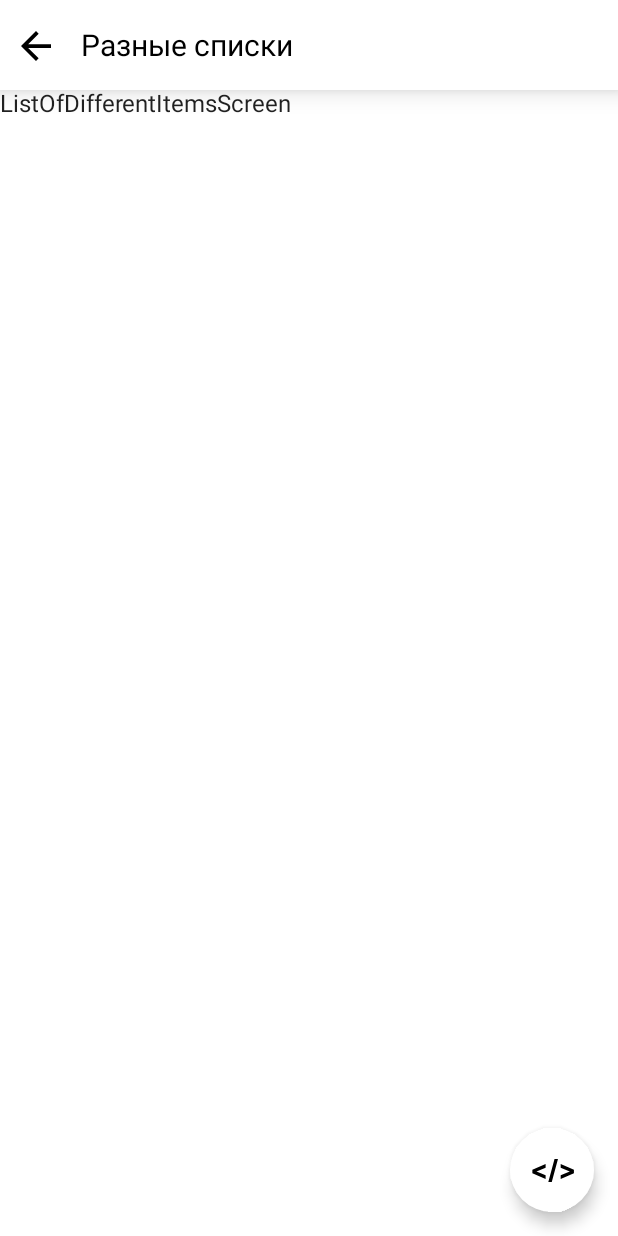
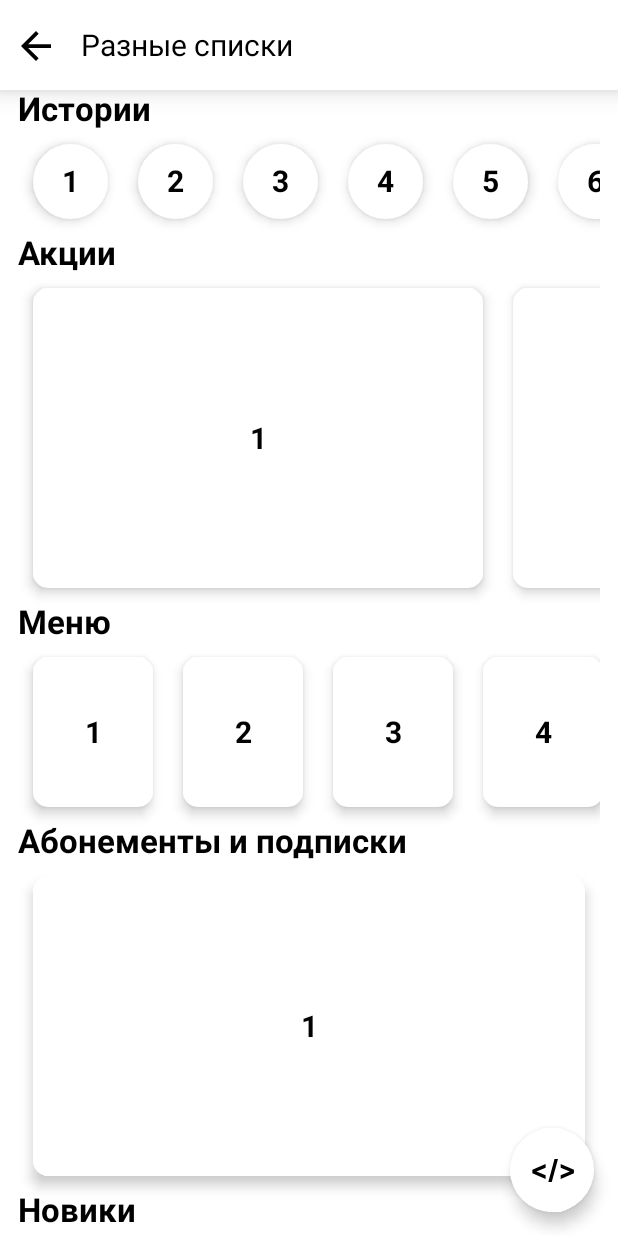
Before and after one commit to Nickitor/XMLComposeMastersWork, an Android app built with Jetpack Compose: the ComposeActivity screen opened directly, with no data from a screen before it, after a tap on "02", on a phone screen of 412 x 824 dp. Run offline under Robolectric (Android 15) with nearby library versions, the phone set to English and light mode, and no system bars; our stand-ins replace livedata-compose; Roboto replaces fonts that are not available here.

Commit message:
Добавлен экран с разными списками на Compose

```diff
--- a/app/src/main/java/com/example/xmlcomposemasterswork/compose/presentation/screen/ListOfDifferentItemsScreen.kt
+++ b/app/src/main/java/com/example/xmlcomposemasterswork/compose/presentation/screen/ListOfDifferentItemsScreen.kt
@@ -1,14 +1,34 @@
 package com.example.xmlcomposemasterswork.compose.presentation.screen
 
 import android.annotation.SuppressLint
+import androidx.compose.foundation.layout.Box
 import androidx.compose.foundation.layout.fillMaxSize
+import androidx.compose.foundation.layout.padding
+import androidx.compose.foundation.lazy.LazyColumn
+import androidx.compose.foundation.lazy.LazyRow
+import androidx.compose.foundation.lazy.items
 import androidx.compose.material.Scaffold
 import androidx.compose.material.Text
 import androidx.compose.runtime.Composable
 import androidx.compose.ui.Modifier
+import androidx.compose.ui.graphics.Color
+import androidx.compose.ui.res.stringResource
+import androidx.compose.ui.text.font.FontWeight
+import androidx.compose.ui.tooling.preview.Preview
+import androidx.compose.ui.unit.dp
+import androidx.compose.ui.unit.sp
+import com.example.xmlcomposemasterswork.R
 import com.example.xmlcomposemasterswork.compose.presentation.view.ActionBar
+import com.example.xmlcomposemasterswork.compose.presentation.view.BannerView
+import com.example.xmlcomposemasterswork.compose.presentation.view.MenuView
+import com.example.xmlcomposemasterswork.compose.presentation.view.NoveltyView
+import com.example.xmlcomposemasterswork.compose.presentation.view.StoryView
+import com.example.xmlcomposemasterswork.compose.presentation.view.SubscriptionView
+import com.example.xmlcomposemasterswork.data.source.BannersSource
+import com.example.xmlcomposemasterswork.data.source.StorySource
 
 @SuppressLint("UnusedMaterialScaffoldPaddingParameter")
+@Preview
 @Composable
 fun ListOfDifferentItemsScreen(
     title: String = "",
@@ -25,6 +45,92 @@ fun ListOfDifferentItemsScreen(
             )
         }
     ) {
-        Text(text = "ListOfDifferentItemsScreen")
+        LazyColumn(
+            modifier = Modifier
+                .padding(
+                    horizontal = 12.dp
+                )
+        ) {
+            item {
+                Text(
+                    text = stringResource(id = R.string.stories),
+                    fontWeight = FontWeight.Bold,
+                    fontSize = 22.sp,
+                    color = Color.Black
+                )
+            }
+            item {
+                LazyRow {
+                    items(StorySource.getList()) { item ->
+                        StoryView(item.number)
+                    }
+                }
+            }
+            item {
+                Text(
+                    text = stringResource(id = R.string.banners),
+                    fontWeight = FontWeight.Bold,
+                    fontSize = 22.sp,
+                    color = Color.Black
+                )
+            }
+            item {
+                LazyRow {
+                    items(BannersSource.getList()) { item ->
+                        BannerView(item.number)
+                    }
+                }
+            }
+            item {
+                Text(
+                    text = stringResource(id = R.string.menu),
+                    fontWeight = FontWeight.Bold,
+                    fontSize = 22.sp,
+                    color = Color.Black
+                )
+            }
+            item {
+                LazyRow {
+                    items(BannersSource.getList()) { item ->
+                        MenuView(item.number)
+                    }
+                }
+            }
+            item {
+                Text(
+                    text = stringResource(id = R.string.subscriptions),
+                    fontWeight = FontWeight.Bold,
+                    fontSize = 22.sp,
+                    color = Color.Black
+                )
+            }
+            item {
+                LazyRow {
+                    items(BannersSource.getList()) { item ->
+                        Box(
+                            modifier = Modifier
+                                .fillParentMaxWidth()
+                        ) {
+                            SubscriptionView(item.number)
+                        }
+                    }
+                }
+            }
+            item {
+                Text(
+                    text = stringResource(id = R.string.novelties),
+                    fontWeight = FontWeight.Bold,
+                    fontSize = 22.sp,
+                    color = Color.Black
+                )
+            }
+            item {
+                LazyRow {
+                    items(BannersSource.getList()) { item ->
+                        NoveltyView(item.number)
+                    }
+                }
+            }
+        }
     }
 }
--- /dev/null
+++ b/app/src/main/java/com/example/xmlcomposemasterswork/compose/presentation/view/BannerView.kt
@@ -0,0 +1,45 @@
+package com.example.xmlcomposemasterswork.compose.presentation.view
+
+import androidx.compose.foundation.layout.padding
+import androidx.compose.foundation.layout.size
+import androidx.compose.foundation.layout.wrapContentHeight
+import androidx.compose.foundation.shape.RoundedCornerShape
+import androidx.compose.material.Card
+import androidx.compose.material.Text
+import androidx.compose.runtime.Composable
+import androidx.compose.ui.Modifier
+import androidx.compose.ui.graphics.Color
+import androidx.compose.ui.text.font.FontWeight
+import androidx.compose.ui.text.style.TextAlign
+import androidx.compose.ui.tooling.preview.Preview
+import androidx.compose.ui.unit.dp
+import androidx.compose.ui.unit.sp
+
+@Preview
+@Composable
+fun BannerView(
+    text: String = "01"
+) {
+    Card(
+        modifier = Modifier
+            .size(
+                width = 320.dp,
+                height = 220.dp
+            )
+            .padding(
+                10.dp
+            ),
+        elevation = 5.dp,
+        shape = RoundedCornerShape(10.dp),
+    ) {
+        Text(
+            text = text,
+            fontSize = 20.sp,
+            fontWeight = FontWeight.Bold,
+            color = Color.Black,
+            textAlign = TextAlign.Center,
+            modifier = Modifier
+                .wrapContentHeight()
+        )
+    }
+}
--- /dev/null
+++ b/app/src/main/java/com/example/xmlcomposemasterswork/compose/presentation/view/MenuView.kt
@@ -0,0 +1,45 @@
+package com.example.xmlcomposemasterswork.compose.presentation.view
+
+import androidx.compose.foundation.layout.padding
+import androidx.compose.foundation.layout.size
+import androidx.compose.foundation.layout.wrapContentHeight
+import androidx.compose.foundation.shape.RoundedCornerShape
+import androidx.compose.material.Card
+import androidx.compose.material.Text
+import androidx.compose.runtime.Composable
+import androidx.compose.ui.Modifier
+import androidx.compose.ui.graphics.Color
+import androidx.compose.ui.text.font.FontWeight
+import androidx.compose.ui.text.style.TextAlign
+import androidx.compose.ui.tooling.preview.Preview
+import androidx.compose.ui.unit.dp
+import androidx.compose.ui.unit.sp
+
+@Preview
+@Composable
+fun MenuView(
+    text: String = "01"
+) {
+    Card(
+        modifier = Modifier
+            .size(
+                width = 100.dp,
+                height = 120.dp
+            )
+            .padding(
+                10.dp
+            ),
+        elevation = 5.dp,
+        shape = RoundedCornerShape(10.dp),
+    ) {
+        Text(
+            text = text,
+            fontSize = 20.sp,
+            fontWeight = FontWeight.Bold,
+            color = Color.Black,
+            textAlign = TextAlign.Center,
+            modifier = Modifier
+                .wrapContentHeight()
+        )
+    }
+}
--- /dev/null
+++ b/app/src/main/java/com/example/xmlcomposemasterswork/compose/presentation/view/NoveltyView.kt
@@ -0,0 +1,45 @@
+package com.example.xmlcomposemasterswork.compose.presentation.view
+
+import androidx.compose.foundation.layout.padding
+import androidx.compose.foundation.layout.size
+import androidx.compose.foundation.layout.wrapContentHeight
+import androidx.compose.foundation.shape.RoundedCornerShape
+import androidx.compose.material.Card
+import androidx.compose.material.Text
+import androidx.compose.runtime.Composable
+import androidx.compose.ui.Modifier
+import androidx.compose.ui.graphics.Color
+import androidx.compose.ui.text.font.FontWeight
+import androidx.compose.ui.text.style.TextAlign
+import androidx.compose.ui.tooling.preview.Preview
+import androidx.compose.ui.unit.dp
+import androidx.compose.ui.unit.sp
+
+@Preview
+@Composable
+fun NoveltyView(
+    text: String = "01"
+) {
+    Card(
+        modifier = Modifier
+            .size(
+                width = 170.dp,
+                height = 220.dp
+            )
+            .padding(
+                10.dp
+            ),
+        elevation = 5.dp,
+        shape = RoundedCornerShape(10.dp),
+    ) {
+        Text(
+            text = text,
+            fontSize = 20.sp,
+            fontWeight = FontWeight.Bold,
+            color = Color.Black,
+            textAlign = TextAlign.Center,
+            modifier = Modifier
+                .wrapContentHeight()
+        )
+    }
+}
--- /dev/null
+++ b/app/src/main/java/com/example/xmlcomposemasterswork/compose/presentation/view/StoryView.kt
@@ -0,0 +1,44 @@
+package com.example.xmlcomposemasterswork.compose.presentation.view
+
+import androidx.compose.foundation.layout.padding
+import androidx.compose.foundation.layout.size
+import androidx.compose.foundation.layout.wrapContentHeight
+import androidx.compose.foundation.shape.RoundedCornerShape
+import androidx.compose.material.Card
+import androidx.compose.material.Text
+import androidx.compose.runtime.Composable
+import androidx.compose.ui.Modifier
+import androidx.compose.ui.graphics.Color
+import androidx.compose.ui.text.font.FontWeight
+import androidx.compose.ui.text.style.TextAlign
+import androidx.compose.ui.tooling.preview.Preview
+import androidx.compose.ui.unit.dp
+import androidx.compose.ui.unit.sp
+
+@Preview
+@Composable
+fun StoryView(
+    text: String = "01"
+) {
+    Card(
+        modifier = Modifier
+            .size(
+                70.dp
+            )
+            .padding(
+                10.dp
+            ),
+        elevation = 5.dp,
+        shape = RoundedCornerShape(50.dp),
+    ) {
+        Text(
+            text = text,
+            fontSize = 20.sp,
+            fontWeight = FontWeight.Bold,
+            color = Color.Black,
+            textAlign = TextAlign.Center,
+            modifier = Modifier
+                .wrapContentHeight()
+        )
+    }
+}
--- /dev/null
+++ b/app/src/main/java/com/example/xmlcomposemasterswork/compose/presentation/view/SubscriptionView.kt
@@ -0,0 +1,46 @@
+package com.example.xmlcomposemasterswork.compose.presentation.view
+
+import androidx.compose.foundation.layout.fillMaxWidth
+import androidx.compose.foundation.layout.padding
+import androidx.compose.foundation.layout.size
+import androidx.compose.foundation.layout.wrapContentHeight
+import androidx.compose.foundation.shape.RoundedCornerShape
+import androidx.compose.material.Card
+import androidx.compose.material.Text
+import androidx.compose.runtime.Composable
+import androidx.compose.ui.Modifier
+import androidx.compose.ui.graphics.Color
+import androidx.compose.ui.text.font.FontWeight
+import androidx.compose.ui.text.style.TextAlign
+import androidx.compose.ui.tooling.preview.Preview
+import androidx.compose.ui.unit.dp
+import androidx.compose.ui.unit.sp
+
+@Preview
+@Composable
+fun SubscriptionView(
+    text: String = "01"
+) {
+    Card(
+        modifier = Modifier
+            .fillMaxWidth()
+            .size(
+                size = 220.dp
+            )
+            .padding(
+                10.dp
+            ),
+        elevation = 5.dp,
+        shape = RoundedCornerShape(10.dp),
+    ) {
+        Text(
+            text = text,
+            fontSize = 20.sp,
+            fontWeight = FontWeight.Bold,
+            color = Color.Black,
+            textAlign = TextAlign.Center,
+            modifier = Modifier
+                .wrapContentHeight()
+        )
+    }
+}
--- a/app/src/main/java/com/example/xmlcomposemasterswork/xml/presentation/screen/listdifferentitems/adapter/BannerAdapter.kt
+++ b/app/src/main/java/com/example/xmlcomposemasterswork/xml/presentation/screen/listdifferentitems/adapter/BannerAdapter.kt
@@ -17,7 +17,7 @@ class BannerAdapter : RecyclerView.Adapter<BannerViewHolder>() {
     override fun onCreateViewHolder(viewGroup: ViewGroup, viewType: Int): BannerViewHolder {
         return BannerViewHolder(
             LayoutInflater.from(viewGroup.context)
-                .inflate(layout.item_banners, viewGroup, false)
+                .inflate(layout.item_banner, viewGroup, false)
         )
     }
 
--- a/app/src/main/java/com/example/xmlcomposemasterswork/xml/presentation/screen/listdifferentitems/adapter/NoveltyAdapter.kt
+++ b/app/src/main/java/com/example/xmlcomposemasterswork/xml/presentation/screen/listdifferentitems/adapter/NoveltyAdapter.kt
@@ -17,7 +17,7 @@ class NoveltyAdapter : RecyclerView.Adapter<NoveltyViewHolder>() {
     override fun onCreateViewHolder(viewGroup: ViewGroup, viewType: Int): NoveltyViewHolder {
         return NoveltyViewHolder(
             LayoutInflater.from(viewGroup.context)
-                .inflate(layout.item_novelties, viewGroup, false)
+                .inflate(layout.item_novelty, viewGroup, false)
         )
     }
 
--- a/app/src/main/java/com/example/xmlcomposemasterswork/xml/presentation/screen/listdifferentitems/adapter/SubscriptionAdapter.kt
+++ b/app/src/main/java/com/example/xmlcomposemasterswork/xml/presentation/screen/listdifferentitems/adapter/SubscriptionAdapter.kt
@@ -17,7 +17,7 @@ class SubscriptionAdapter : RecyclerView.Adapter<SubscriptionViewHolder>() {
     override fun onCreateViewHolder(viewGroup: ViewGroup, viewType: Int): SubscriptionViewHolder {
         return SubscriptionViewHolder(
             LayoutInflater.from(viewGroup.context)
-                .inflate(layout.item_subscriptions, viewGroup, false)
+                .inflate(layout.item_subscription, viewGroup, false)
         )
     }
 
--- a/app/src/main/res/layout/fragment_list_different_items.xml
+++ b/app/src/main/res/layout/fragment_list_different_items.xml
@@ -69,7 +69,7 @@
                 app:layout_constraintStart_toStartOf="parent"
                 app:layout_constraintTop_toBottomOf="@+id/rvListOfCircles"
                 tools:itemCount="3"
-                tools:listitem="@layout/item_banners" />
+                tools:listitem="@layout/item_banner" />
 
             <TextView
                 android:layout_width="match_parent"
@@ -113,7 +113,7 @@
                 app:layout_constraintStart_toStartOf="parent"
                 app:layout_constraintTop_toBottomOf="@+id/rvListOfCircles"
                 tools:itemCount="3"
-                tools:listitem="@layout/item_subscriptions" />
+                tools:listitem="@layout/item_subscription" />
 
             <TextView
                 android:layout_width="match_parent"
@@ -135,7 +135,7 @@
                 app:layout_constraintStart_toStartOf="parent"
                 app:layout_constraintTop_toBottomOf="@+id/rvListOfCircles"
                 tools:itemCount="3"
-                tools:listitem="@layout/item_novelties" />
+                tools:listitem="@layout/item_novelty" />
 
         </LinearLayout>
 
--- a/app/src/main/res/layout/item_subscriptions.xml
+++ b/app/src/main/res/layout/item_banner.xml
@@ -2,12 +2,12 @@
 <LinearLayout xmlns:android="http://schemas.android.com/apk/res/android"
     xmlns:app="http://schemas.android.com/apk/res-auto"
     xmlns:tools="http://schemas.android.com/tools"
-    android:layout_width="match_parent"
+    android:layout_width="wrap_content"
     android:layout_height="wrap_content"
     android:layout_gravity="center">
 
     <androidx.cardview.widget.CardView
-        android:layout_width="match_parent"
+        android:layout_width="300dp"
         android:layout_height="200dp"
         android:layout_margin="10dp"
         android:elevation="5dp"
@@ -20,8 +20,6 @@
             android:layout_gravity="center"
             android:fontFamily="@font/roboto_bold"
             android:gravity="center"
-            android:paddingHorizontal="10dp"
-            android:paddingVertical="10dp"
             android:textColor="@color/black"
             android:textSize="20sp"
             app:layout_constraintStart_toStartOf="parent"
--- a/app/src/main/res/layout/item_story.xml
+++ b/app/src/main/res/layout/item_story.xml
@@ -1,9 +1,9 @@
 <?xml version="1.0" encoding="utf-8"?>
 <LinearLayout xmlns:android="http://schemas.android.com/apk/res/android"
     xmlns:app="http://schemas.android.com/apk/res-auto"
+    xmlns:tools="http://schemas.android.com/tools"
     android:layout_width="wrap_content"
     android:layout_height="wrap_content"
-    xmlns:tools="http://schemas.android.com/tools"
     android:layout_gravity="center">
 
     <androidx.cardview.widget.CardView
@@ -20,8 +20,6 @@
             android:layout_gravity="center"
             android:fontFamily="@font/roboto_bold"
             android:gravity="center"
-            android:paddingHorizontal="10dp"
-            android:paddingVertical="10dp"
             android:textColor="@color/black"
             android:textSize="20sp"
             app:layout_constraintStart_toStartOf="parent"
--- a/app/src/main/res/layout/item_banners.xml
+++ b/app/src/main/res/layout/item_subscription.xml
@@ -2,12 +2,12 @@
 <LinearLayout xmlns:android="http://schemas.android.com/apk/res/android"
     xmlns:app="http://schemas.android.com/apk/res-auto"
     xmlns:tools="http://schemas.android.com/tools"
-    android:layout_width="wrap_content"
+    android:layout_width="match_parent"
     android:layout_height="wrap_content"
     android:layout_gravity="center">
 
     <androidx.cardview.widget.CardView
-        android:layout_width="300dp"
+        android:layout_width="match_parent"
         android:layout_height="200dp"
         android:layout_margin="10dp"
         android:elevation="5dp"
@@ -20,8 +20,6 @@
             android:layout_gravity="center"
             android:fontFamily="@font/roboto_bold"
             android:gravity="center"
-            android:paddingHorizontal="10dp"
-            android:paddingVertical="10dp"
             android:textColor="@color/black"
             android:textSize="20sp"
             app:layout_constraintStart_toStartOf="parent"
```
Also changed, not shown: app/src/main/res/layout/item_novelty.xml (renamed from app/src/main/res/layout/item_novelties.xml).
